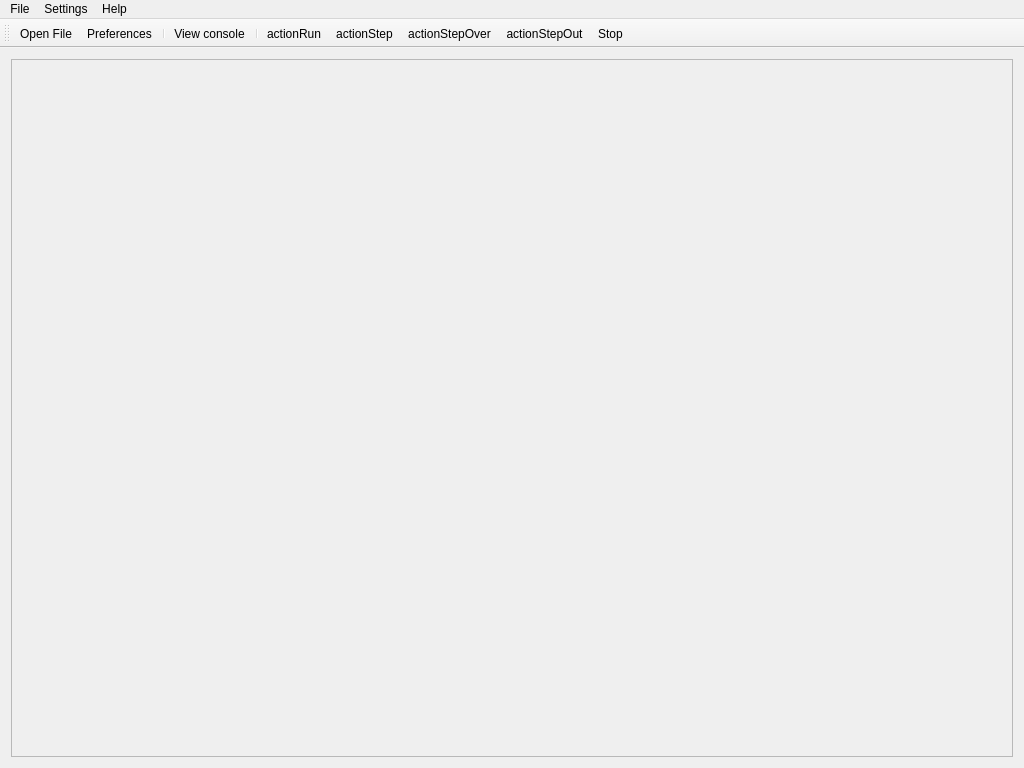
Old version of the form WndMain.ui in the repository beltoforion/InstantLua.
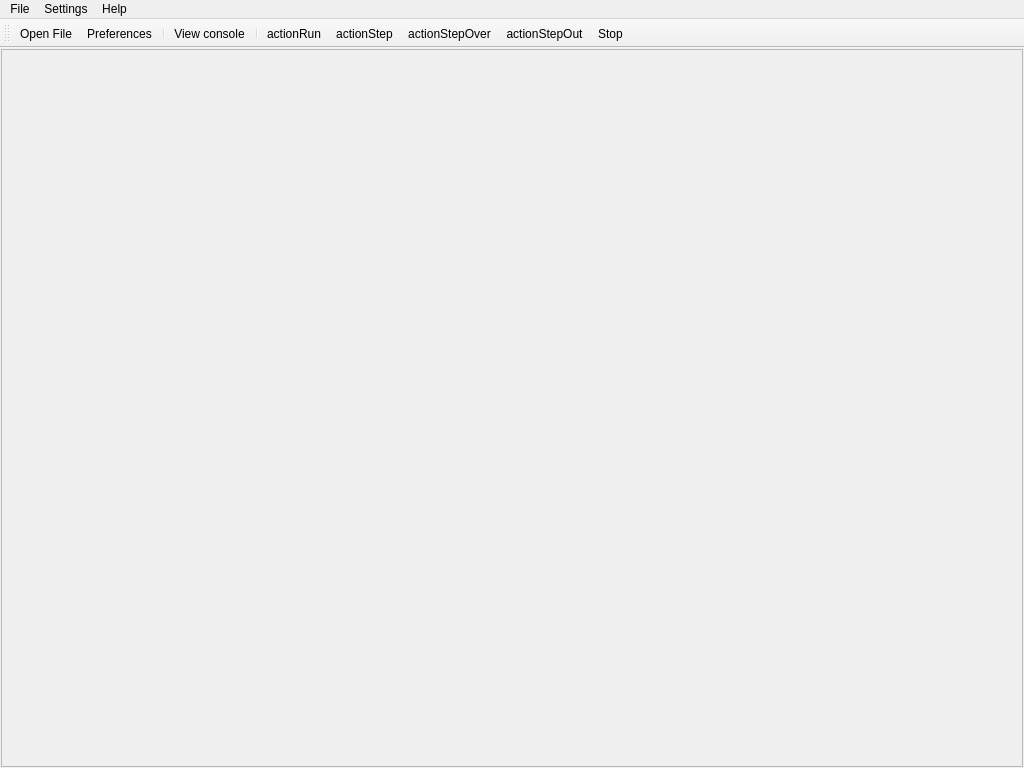
New version of the form. Icons and pictures are not drawn.

```diff
--- a/WndMain.ui
+++ b/WndMain.ui
@@ -15,6 +15,9 @@
   </property>
   <widget class="QWidget" name="centralWidget">
    <layout class="QHBoxLayout" name="horizontalLayout_2">
+    <property name="margin">
+     <number>1</number>
+    </property>
     <item>
      <widget class="QFrame" name="frmMain">
       <property name="frameShape">
```
